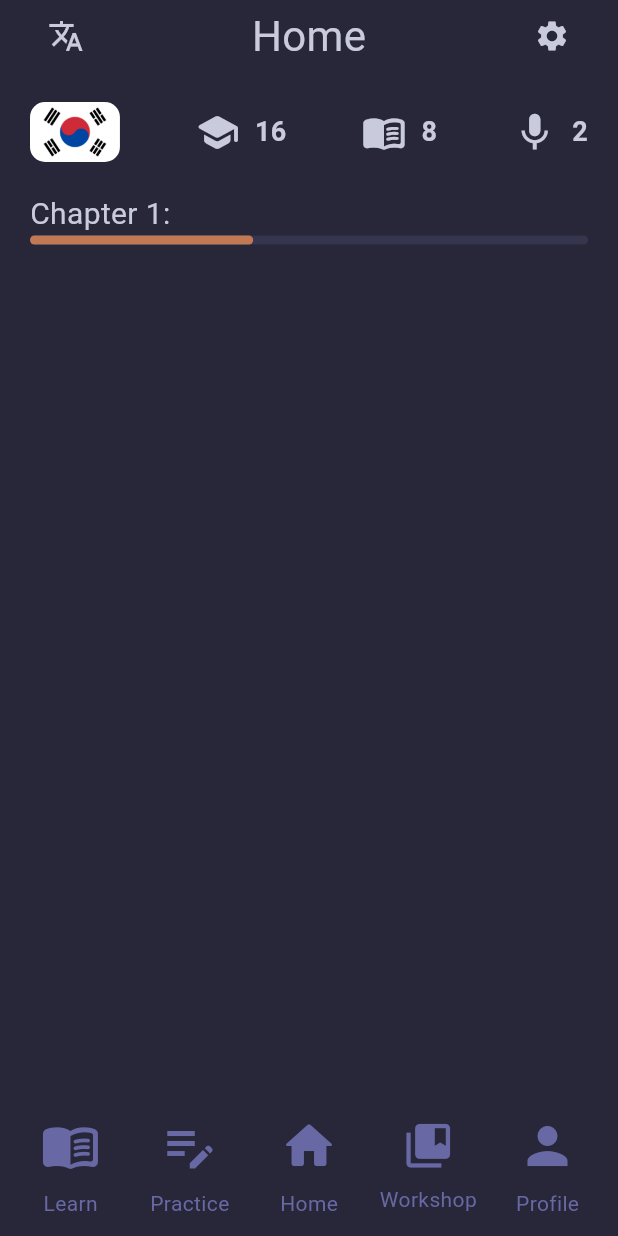
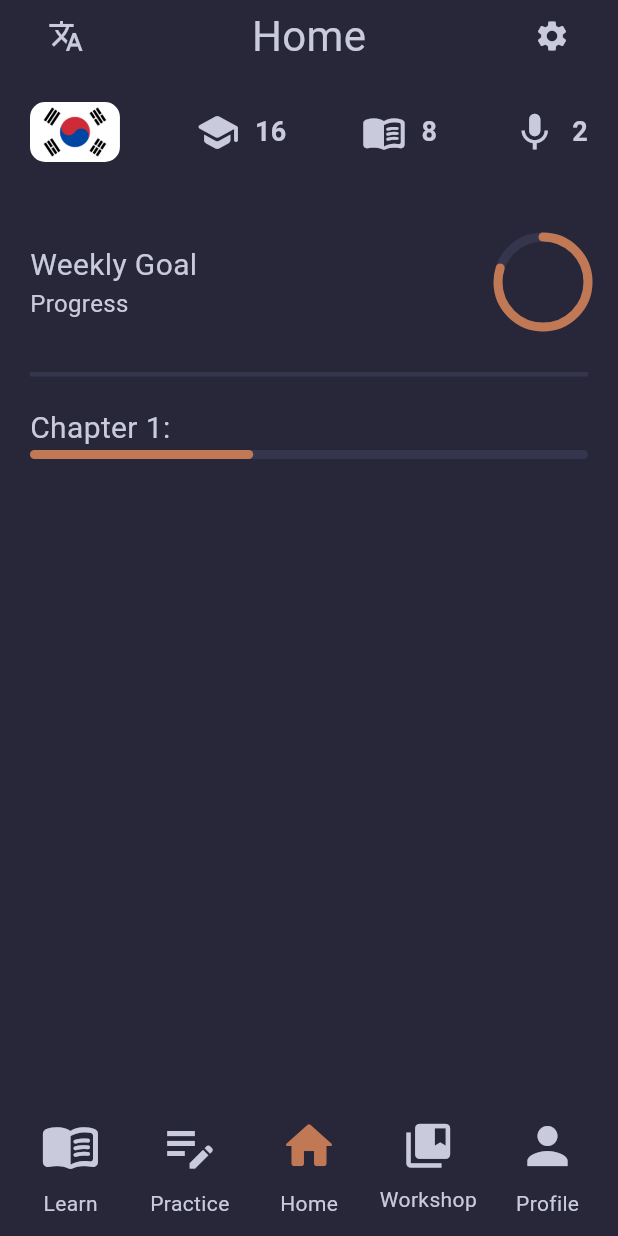
Before and after one commit to Tavin-H/LanguageApp, a Flutter app: the screen it shows after launch, on a phone screen of 412 x 824 dp. Run offline on Flutter 3.47's test engine with Material 3 defaults, Android fonts, the phone set to English and light mode, and no system bars; our stand-ins replace audioplayers; missing offline and left inert: page_flip.

Commit message:
Updated Navbar, homescreen, and first lesson

```diff
--- a/flash_fluent/lib/custom-widgets/navbar.dart
+++ b/flash_fluent/lib/custom-widgets/navbar.dart
@@ -26,10 +26,12 @@ class Navbar extends StatelessWidget {
                   icon: Icon(
                     Icons.menu_book_rounded,
                     size: 40,
-                    color: AppColours.blue,
+                    color: ModalRoute.of(context)?.settings.name == '/learn'
+                        ? AppColours.orange
+                        : AppColours.foreground,
                   ),
                 ),
-                Text("Learn", style: TextStyle(color: AppColours.blue)),
+                Text("Learn", style: TextStyle(color: AppColours.foreground)),
               ],
             ),
           ),
@@ -40,11 +42,22 @@ class Navbar extends StatelessWidget {
               children: [
                 IconButton(
                   onPressed: () {
-                    Navigator.pushNamed(context, '/practice');
+                    if (ModalRoute.of(context)?.settings.name != '/practice') {
+                      Navigator.pushNamed(context, '/practice');
+                    }
                   },
-                  icon: Icon(Icons.edit_note, size: 40, color: AppColours.blue),
+                  icon: Icon(
+                    Icons.edit_note,
+                    size: 40,
+                    color: ModalRoute.of(context)?.settings.name == '/practice'
+                        ? AppColours.orange
+                        : AppColours.foreground,
+                  ),
                 ),
-                Text("Practice", style: TextStyle(color: AppColours.blue)),
+                Text(
+                  "Practice",
+                  style: TextStyle(color: AppColours.foreground),
+                ),
               ],
             ),
           ),
@@ -56,15 +69,19 @@ class Navbar extends StatelessWidget {
                 IconButton(
                   onPressed: () {
                     //Navigator.pushNamed(context, '/');
-                    Navigator.popUntil(context, ModalRoute.withName('/'));
+                    if (ModalRoute.of(context)?.settings.name != '/') {
+                      Navigator.popUntil(context, ModalRoute.withName('/'));
+                    }
                   },
                   icon: Icon(
                     Icons.home_rounded,
                     size: 40,
-                    color: AppColours.blue,
+                    color: ModalRoute.of(context)?.settings.name == '/'
+                        ? AppColours.orange
+                        : AppColours.foreground,
                   ),
                 ),
-                Text("Home", style: TextStyle(color: AppColours.blue)),
+                Text("Home", style: TextStyle(color: AppColours.foreground)),
               ],
             ),
           ),
@@ -75,15 +92,22 @@ class Navbar extends StatelessWidget {
               children: [
                 IconButton(
                   onPressed: () {
-                    Navigator.pushNamed(context, '/bookmarks');
+                    if (ModalRoute.of(context)?.settings.name != '/bookmarks') {
+                      Navigator.pushNamed(context, '/bookmarks');
+                    }
                   },
                   icon: Icon(
                     Icons.collections_bookmark,
                     size: 35,
-                    color: AppColours.blue,
+                    color: ModalRoute.of(context)?.settings.name == '/bookmarks'
+                        ? AppColours.orange
+                        : AppColours.foreground,
                   ),
                 ),
-                Text("Workshop", style: TextStyle(color: AppColours.blue)),
+                Text(
+                  "Workshop",
+                  style: TextStyle(color: AppColours.foreground),
+                ),
               ],
             ),
           ),
@@ -94,9 +118,15 @@ class Navbar extends StatelessWidget {
               children: [
                 IconButton(
                   onPressed: () {},
-                  icon: Icon(Icons.person, size: 40, color: AppColours.blue),
+                  icon: Icon(
+                    Icons.person,
+                    size: 40,
+                    color: ModalRoute.of(context)?.settings.name == '/profile'
+                        ? AppColours.orange
+                        : AppColours.foreground,
+                  ),
                 ),
-                Text("Profile", style: TextStyle(color: AppColours.blue)),
+                Text("Profile", style: TextStyle(color: AppColours.foreground)),
               ],
             ),
           ),
--- a/flash_fluent/lib/screens/home_screen.dart
+++ b/flash_fluent/lib/screens/home_screen.dart
@@ -1,5 +1,4 @@
 import 'package:flash_fluent/custom-widgets/navbar.dart';
-import 'package:flash_fluent/custom-widgets/styled_button.dart';
 import 'package:flash_fluent/utils/app_consts.dart';
 import 'package:flutter/material.dart';
 
@@ -7,60 +6,6 @@ class IconStat extends StatelessWidget {
   const IconStat({super.key, required this.icon, required this.progress});
   final IconData icon;
   final int progress;
-	void _showHint() {
-    showModalBottomSheet(
-      context: context,
-      barrierColor: Colors.transparent,
-      // makes the top corners rounded
-      shape: const RoundedRectangleBorder(
-        borderRadius: BorderRadius.vertical(top: Radius.circular(25)),
-      ),
-      builder: (context) {
-        return Container(
-          height: 220,
-          width: double.infinity,
-          decoration: BoxDecoration(
-            color: AppColours.background2,
-            borderRadius: BorderRadius.circular(25),
-          ),
-          padding: const EdgeInsets.all(20),
-          child: Column(
-            crossAxisAlignment: CrossAxisAlignment.start,
-            children: [
-              Text(
-                "Whoops...",
-                style: TextStyle(
-                  color: AppColours.orange,
-                  fontSize: 28,
-                  fontWeight: FontWeight.bold,
-                ),
-              ),
-              Text(
-                "Heres a hint:",
-                style: TextStyle(color: AppColours.foreground, fontSize: 18),
-              ),
-              Text(
-                "\"${widget.questionObject.relaventLine}\"",
-                style: TextStyle(
-                  color: AppColours.foreground,
-                  fontSize: 20,
-                  fontWeight: FontWeight.bold,
-                ),
-              ),
-              const SizedBox(height: 20),
-              Center(
-                child: StyledButton(
-                  text: "Try again",
-                  func: () => Navigator.pop(context),
-                ),
-              ),
-            ],
-          ),
-        );
-      },
-    );
-  }
-
 
   @override
   Widget build(BuildContext context) {
@@ -81,10 +26,88 @@ class IconStat extends StatelessWidget {
   }
 }
 
-class HomeScreen extends StatelessWidget {
+class HomeScreen extends StatefulWidget {
   const HomeScreen({super.key});
 
   final sidePadding = 20.0;
+  @override
+  State<HomeScreen> createState() => _HomeScreenState();
+}
+
+class CourseContainer extends StatelessWidget {
+  const CourseContainer({super.key});
+
+  @override
+  Widget build(BuildContext context) {
+    return Row(
+      children: [
+        ClipRRect(
+          borderRadius: BorderRadius.circular(10),
+          child: Image.asset("assets/images/korean_flag.png", height: 40),
+        ),
+        SizedBox(width: 20),
+        Text(
+          "한국어",
+          style: TextStyle(
+            color: AppColours.foreground,
+            fontSize: 25,
+            fontWeight: FontWeight.bold,
+          ),
+        ),
+        SizedBox(width: 20),
+        Text(
+          "(Korean)",
+          style: TextStyle(color: AppColours.foreground, fontSize: 20),
+        ),
+      ],
+    );
+  }
+}
+
+class _HomeScreenState extends State<HomeScreen> {
+  void _showCourses() {
+    showModalBottomSheet(
+      isScrollControlled: true,
+      context: context,
+      barrierColor: Colors.transparent,
+      // makes the top corners rounded
+      shape: const RoundedRectangleBorder(
+        borderRadius: BorderRadius.vertical(top: Radius.circular(25)),
+      ),
+      builder: (context) {
+        return Container(
+          width: double.infinity,
+          decoration: BoxDecoration(
+            color: AppColours.background2,
+            borderRadius: BorderRadius.circular(25),
+          ),
+          padding: const EdgeInsets.all(20),
+          child: Column(
+            mainAxisSize: MainAxisSize.min,
+            crossAxisAlignment: CrossAxisAlignment.start,
+            children: [
+              Text(
+                "Select a course",
+                style: TextStyle(
+                  color: AppColours.orange,
+                  fontSize: 28,
+                  fontWeight: FontWeight.bold,
+                ),
+              ),
+              SizedBox(height: 10),
+              CourseContainer(),
+              SizedBox(height: 20),
+              Text(
+                "More coming soon...",
+                style: TextStyle(color: AppColours.foreground),
+              ),
+              SizedBox(height: 20),
+            ],
+          ),
+        );
+      },
+    );
+  }
 
   @override
   Widget build(BuildContext context) {
@@ -93,12 +116,14 @@ class HomeScreen extends StatelessWidget {
         child: Column(
           children: [
             Padding(
-              padding: EdgeInsets.symmetric(horizontal: sidePadding),
+              padding: EdgeInsets.symmetric(horizontal: widget.sidePadding),
               child: Row(
                 mainAxisAlignment: MainAxisAlignment.spaceBetween,
                 children: [
                   IconButton(
-                    onPressed: () {},
+                    onPressed: () {
+                      _showCourses();
+                    },
                     icon: Icon(Icons.translate, color: AppColours.foreground),
                   ),
                   Text(
@@ -116,7 +141,7 @@ class HomeScreen extends StatelessWidget {
               ),
             ),
             Padding(
-              padding: EdgeInsets.symmetric(horizontal: sidePadding),
+              padding: EdgeInsets.symmetric(horizontal: widget.sidePadding),
               child: Column(
                 crossAxisAlignment: CrossAxisAlignment.start,
                 children: [
@@ -145,8 +170,52 @@ class HomeScreen extends StatelessWidget {
                       IconStat(icon: Icons.mic, progress: 2),
                     ],
                   ),
+                  SizedBox(height: 50),
+
+                  Row(
+                    mainAxisAlignment: MainAxisAlignment.spaceBetween,
+                    children: [
+										Column(
+											crossAxisAlignment: CrossAxisAlignment.start,
+										children: [
+                      Text(
+                        "Weekly Goal",
+                        style: TextStyle(
+                          color: AppColours.foreground,
+                          fontSize: 20,
+                        ),
+                      ),
+											Text(
+                        "Progress",
+                        style: TextStyle(
+                          color: AppColours.foreground,
+                          fontSize: 16,
+                        ),
+                      ),
+
+										]),
+                      SizedBox(
+                        height: 60,
+                        width: 60,
+                        child: CircularProgressIndicator(
+                          value: 0.8,
+                          strokeWidth: 6,
+                          strokeCap: StrokeCap.round,
+                          color: AppColours.orange,
+                          backgroundColor: AppColours.background2,
+                        ),
+                      ),
+                    ],
+                  ),
+
+                  SizedBox(height: 30),
+                  Container(
+                    height: 3,
+                    width: double.infinity,
+                    color: AppColours.background2,
+                  ),
+
                   SizedBox(height: 20),
-
                   Text(
                     "Chapter 1:",
                     style: TextStyle(
--- a/flash_fluent/lib/utils/json_utils.dart
+++ b/flash_fluent/lib/utils/json_utils.dart
@@ -74,7 +74,7 @@ class HeaderComponent extends Component {
 class ParagraphComponent extends Component {
   final String content;
   ParagraphComponent({required this.content})
-    : super(type: 'paragraph', bottomMargin: 10);
+    : super(type: 'paragraph', bottomMargin: 20);
   factory ParagraphComponent.fromJson(Map<String, dynamic> json) {
     return ParagraphComponent(content: json['content']);
   }
```
Also changed, not shown: flash_fluent/assets/lessons.json (+45 -0 lines), flash_fluent/lib/screens/bookmarks_screen.dart (+2 -6 lines).
